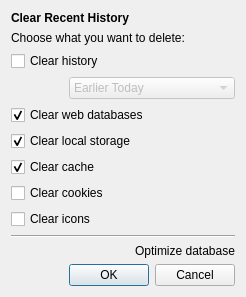
Qt form src/lib/other/clearprivatedata.ui (QupZilla/qupzilla) before a commit.
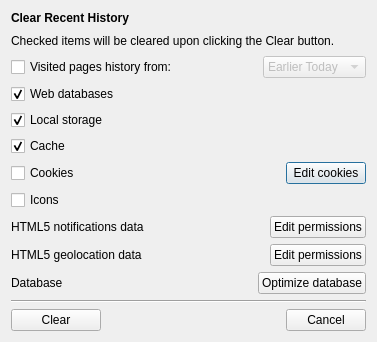
The same form after that commit. Icons and pictures are not drawn. Custom widgets are drawn as their Qt base class.

Commit message:
Clear Recent History dialog improvements
Closes #1326

Diff of the .ui file:
```diff
--- a/src/lib/other/clearprivatedata.ui
+++ b/src/lib/other/clearprivatedata.ui
@@ -6,139 +6,22 @@
    <rect>
     <x>0</x>
     <y>0</y>
-    <width>246</width>
-    <height>289</height>
+    <width>377</width>
+    <height>342</height>
    </rect>
   </property>
   <property name="windowTitle">
    <string>Clear Recent History</string>
   </property>
   <layout class="QGridLayout" name="gridLayout">
-   <item row="3" column="1" colspan="2">
-    <widget class="QComboBox" name="historyLength">
-     <property name="enabled">
-      <bool>false</bool>
-     </property>
-     <item>
-      <property name="text">
-       <string>Earlier Today</string>
-      </property>
-     </item>
-     <item>
-      <property name="text">
-       <string>Week</string>
-      </property>
-     </item>
-     <item>
-      <property name="text">
-       <string>Month</string>
-      </property>
-     </item>
-     <item>
-      <property name="text">
-       <string>All</string>
-      </property>
-     </item>
-    </widget>
-   </item>
-   <item row="12" column="1" colspan="2">
-    <widget class="QDialogButtonBox" name="buttonBox">
-     <property name="orientation">
-      <enum>Qt::Horizontal</enum>
-     </property>
-     <property name="standardButtons">
-      <set>QDialogButtonBox::Cancel|QDialogButtonBox::Ok</set>
-     </property>
-    </widget>
-   </item>
-   <item row="6" column="0" colspan="2">
-    <widget class="QCheckBox" name="localStorage">
-     <property name="text">
-      <string>Clear local storage</string>
-     </property>
-     <property name="checked">
-      <bool>true</bool>
-     </property>
-    </widget>
-   </item>
-   <item row="8" column="0" colspan="2">
-    <widget class="QCheckBox" name="cookies">
-     <property name="text">
-      <string>Clear cookies</string>
-     </property>
-     <property name="checked">
-      <bool>false</bool>
-     </property>
-    </widget>
-   </item>
-   <item row="3" column="0">
-    <spacer name="horizontalSpacer">
-     <property name="orientation">
-      <enum>Qt::Horizontal</enum>
-     </property>
-     <property name="sizeType">
-      <enum>QSizePolicy::Fixed</enum>
-     </property>
-     <property name="sizeHint" stdset="0">
-      <size>
-       <width>25</width>
-       <height>20</height>
-      </size>
-     </property>
-    </spacer>
-   </item>
-   <item row="1" column="0" colspan="3">
-    <widget class="QLabel" name="label_2">
-     <property name="text">
-      <string>Choose what you want to delete:</string>
-     </property>
-    </widget>
-   </item>
-   <item row="9" column="0" colspan="2">
-    <widget class="QCheckBox" name="icons">
-     <property name="text">
-      <string>Clear icons</string>
-     </property>
-    </widget>
-   </item>
-   <item row="7" column="0" colspan="2">
-    <widget class="QCheckBox" name="cache">
-     <property name="text">
-      <string>Clear cache</string>
-     </property>
-     <property name="checked">
-      <bool>true</bool>
-     </property>
-    </widget>
-   </item>
-   <item row="5" column="0" colspan="2">
-    <widget class="QCheckBox" name="databases">
-     <property name="text">
-      <string>Clear web databases</string>
-     </property>
-     <property name="checked">
-      <bool>true</bool>
-     </property>
-    </widget>
-   </item>
-   <item row="0" column="0" colspan="2">
+   <item row="0" column="0">
     <widget class="QLabel" name="label_3">
      <property name="text">
       <string>&lt;b&gt;Clear Recent History&lt;/b&gt;</string>
      </property>
     </widget>
    </item>
-   <item row="2" column="0" colspan="2">
-    <widget class="QCheckBox" name="history">
-     <property name="text">
-      <string>Clear history</string>
-     </property>
-     <property name="checked">
-      <bool>false</bool>
-     </property>
-    </widget>
-   </item>
-   <item row="0" column="2">
+   <item row="0" column="1" alignment="Qt::AlignRight">
     <widget class="QLabel" name="icon">
      <property name="sizePolicy">
       <sizepolicy hsizetype="Fixed" vsizetype="Fixed">
@@ -154,38 +37,184 @@
      </property>
     </widget>
    </item>
-   <item row="10" column="0" colspan="3">
-    <widget class="Line" name="line">
-     <property name="orientation">
-      <enum>Qt::Horizontal</enum>
+   <item row="1" column="0" colspan="2">
+    <widget class="QLabel" name="label_2">
+     <property name="text">
+      <string>Checked items will be cleared upon clicking the Clear button.</string>
      </property>
     </widget>
    </item>
-   <item row="11" column="0" colspan="3">
-    <widget class="ClickableLabel" name="optimizeDb">
-     <property name="cursor">
-      <cursorShape>PointingHandCursor</cursorShape>
+   <item row="2" column="0">
+    <widget class="QCheckBox" name="history">
+     <property name="text">
+      <string>Visited pages history from:</string>
      </property>
+     <property name="checked">
+      <bool>false</bool>
+     </property>
+    </widget>
+   </item>
+   <item row="2" column="1" alignment="Qt::AlignRight">
+    <widget class="QComboBox" name="historyLength">
+     <property name="enabled">
+      <bool>false</bool>
+     </property>
+     <item>
+      <property name="text">
+       <string>Earlier Today</string>
+      </property>
+     </item>
+     <item>
+      <property name="text">
+       <string>Week</string>
+      </property>
+     </item>
+     <item>
+      <property name="text">
+       <string>Month</string>
+      </property>
+     </item>
+     <item>
+      <property name="text">
+       <string>All</string>
+      </property>
+     </item>
+    </widget>
+   </item>
+   <item row="3" column="0">
+    <widget class="QCheckBox" name="databases">
+     <property name="text">
+      <string>Web databases</string>
+     </property>
+     <property name="checked">
+      <bool>true</bool>
+     </property>
+    </widget>
+   </item>
+   <item row="4" column="0">
+    <widget class="QCheckBox" name="localStorage">
+     <property name="text">
+      <string>Local storage</string>
+     </property>
+     <property name="checked">
+      <bool>true</bool>
+     </property>
+    </widget>
+   </item>
+   <item row="5" column="0">
+    <widget class="QCheckBox" name="cache">
+     <property name="text">
+      <string>Cache</string>
+     </property>
+     <property name="checked">
+      <bool>true</bool>
+     </property>
+    </widget>
+   </item>
+   <item row="6" column="0">
+    <widget class="QCheckBox" name="cookies">
+     <property name="text">
+      <string>Cookies</string>
+     </property>
+     <property name="checked">
+      <bool>false</bool>
+     </property>
+    </widget>
+   </item>
+   <item row="6" column="1" alignment="Qt::AlignRight">
+    <widget class="QPushButton" name="editCookies">
+     <property name="text">
+      <string>Edit cookies</string>
+     </property>
+    </widget>
+   </item>
+   <item row="7" column="0">
+    <widget class="QCheckBox" name="icons">
+     <property name="text">
+      <string>Icons</string>
+     </property>
+     <property name="checked">
+      <bool>false</bool>
+     </property>
+    </widget>
+   </item>
+   <item row="8" column="0">
+    <widget class="QLabel" name="label">
+     <property name="text">
+      <string>HTML5 notifications data</string>
+     </property>
+    </widget>
+   </item>
+   <item row="8" column="1" alignment="Qt::AlignRight">
+    <widget class="QPushButton" name="editNotifs">
+     <property name="text">
+      <string>Edit permissions</string>
+     </property>
+    </widget>
+   </item>
+   <item row="9" column="0">
+    <widget class="QLabel" name="label_4">
+     <property name="text">
+      <string>HTML5 geolocation data</string>
+     </property>
+    </widget>
+   </item>
+   <item row="9" column="1" alignment="Qt::AlignRight">
+    <widget class="QPushButton" name="editGeoloc">
+     <property name="text">
+      <string>Edit permissions</string>
+     </property>
+    </widget>
+   </item>
+   <item row="10" column="1" alignment="Qt::AlignRight">
+    <widget class="QPushButton" name="optimizeDb">
      <property name="text">
       <string>Optimize database</string>
      </property>
-     <property name="alignment">
-      <set>Qt::AlignRight|Qt::AlignTrailing|Qt::AlignVCenter</set>
+    </widget>
+   </item>
+   <item row="10" column="0">
+    <widget class="QLabel" name="label_5">
+     <property name="text">
+      <string>Database</string>
      </property>
-     <property name="html-link-look" stdset="0">
-      <bool>true</bool>
+    </widget>
+   </item>
+   <item row="11" column="0" colspan="2">
+    <widget class="Line" name="line">
+     <property name="orientation">
+      <enum>Qt::Horizontal</enum>
+     </property>
+    </widget>
+   </item>
+   <item row="12" column="0" alignment="Qt::AlignLeft">
+    <widget class="QPushButton" name="clear">
+     <property name="minimumSize">
+      <size>
+       <width>90</width>
+       <height>0</height>
+      </size>
+     </property>
+     <property name="text">
+      <string>Clear</string>
+     </property>
+    </widget>
+   </item>
+   <item row="12" column="1" alignment="Qt::AlignRight">
+    <widget class="QDialogButtonBox" name="buttonBox">
+     <property name="orientation">
+      <enum>Qt::Horizontal</enum>
+     </property>
+     <property name="standardButtons">
+      <set>QDialogButtonBox::Cancel</set>
+     </property>
+     <property name="centerButtons">
+      <bool>false</bool>
      </property>
     </widget>
    </item>
   </layout>
  </widget>
- <customwidgets>
-  <customwidget>
-   <class>ClickableLabel</class>
-   <extends>QLabel</extends>
-   <header>clickablelabel.h</header>
-  </customwidget>
- </customwidgets>
  <resources>
   <include location="../data/icons.qrc"/>
  </resources>
```
The commit also changes 4 other files.
